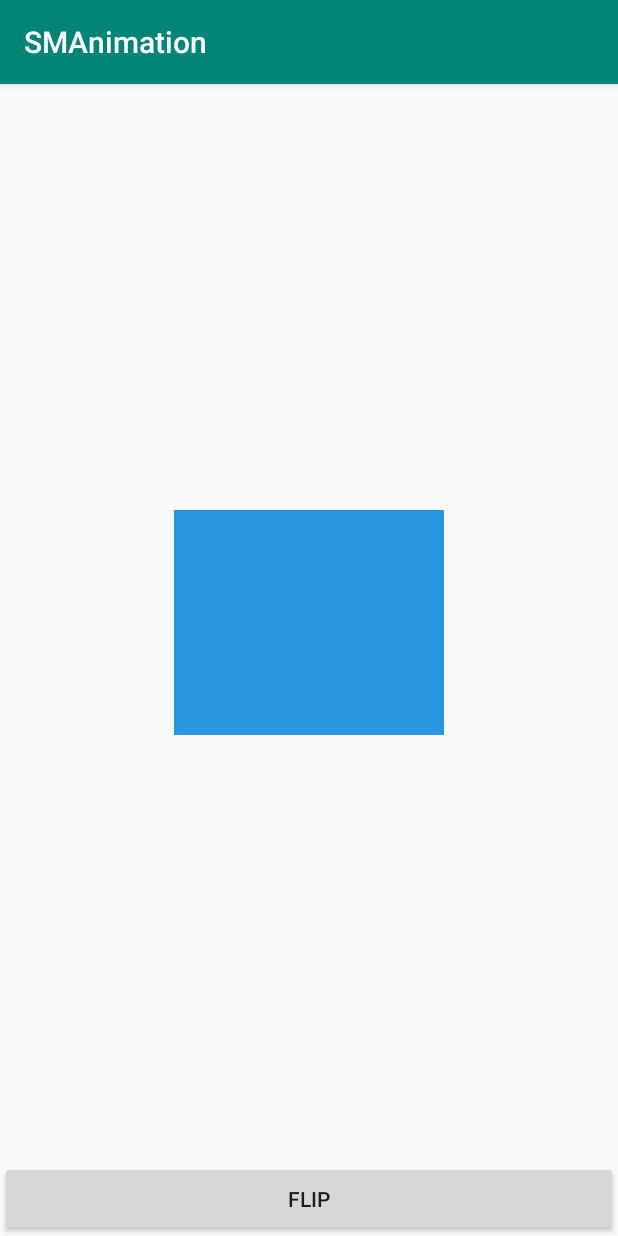
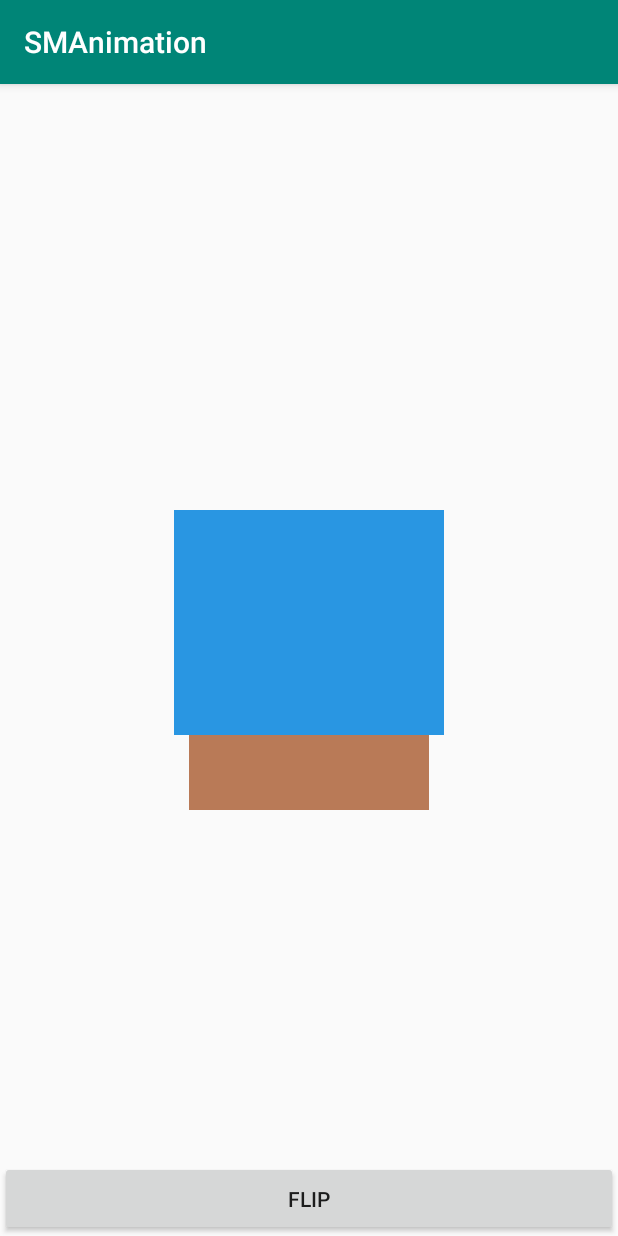
Before and after one commit to deepak79/SMAnimation, an Android app: the screen it shows after launch (MainActivity), on a phone screen of 412 x 824 dp. Run offline under Robolectric (Android 15) with nearby library versions, the phone set to English and light mode, and no system bars.

```diff
--- a/app/build.gradle
+++ b/app/build.gradle
@@ -29,6 +29,7 @@ dependencies {
     implementation 'androidx.appcompat:appcompat:1.0.2'
     implementation 'androidx.core:core-ktx:1.0.2'
     implementation 'androidx.constraintlayout:constraintlayout:1.1.3'
+    implementation 'com.labo.kaji:fragmentanimations:0.1.1'
     testImplementation 'junit:junit:4.12'
     androidTestImplementation 'androidx.test:runner:1.2.0'
     androidTestImplementation 'androidx.test.espresso:espresso-core:3.2.0'
--- a/app/src/main/java/sm/animation/MainActivity.kt
+++ b/app/src/main/java/sm/animation/MainActivity.kt
@@ -2,9 +2,12 @@ package sm.animation
 
 import android.animation.Animator
 import android.animation.AnimatorInflater
+import android.graphics.Matrix
 import android.os.Bundle
+import android.widget.ImageView
 import androidx.appcompat.app.AppCompatActivity
 import kotlinx.android.synthetic.main.activity_main.*
+
 
 class MainActivity : AppCompatActivity() {
 
--- a/app/src/main/res/layout/activity_main.xml
+++ b/app/src/main/res/layout/activity_main.xml
@@ -15,7 +15,8 @@
 
         <ImageView
                 android:id="@+id/flipLayoutBack"
-                android:layout_width="180dp"
+                android:layout_width="160dp"
+                android:layout_marginTop="50dp"
                 android:layout_gravity="center"
                 android:background="@drawable/back"
                 android:layout_height="150dp"/>
```
